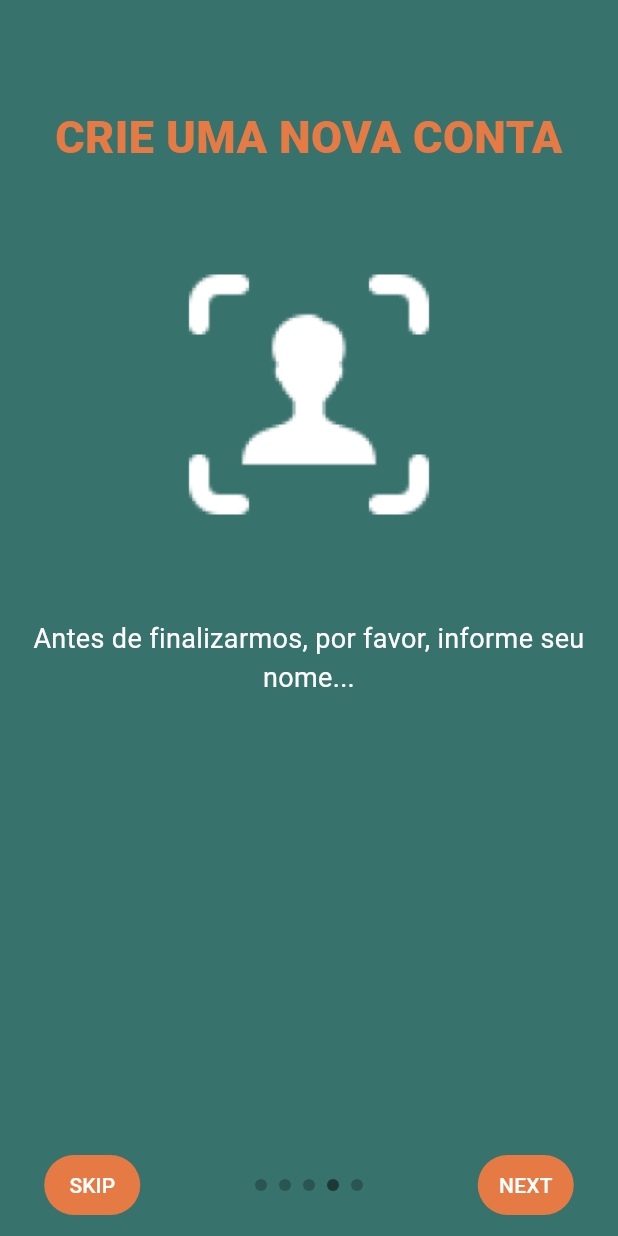
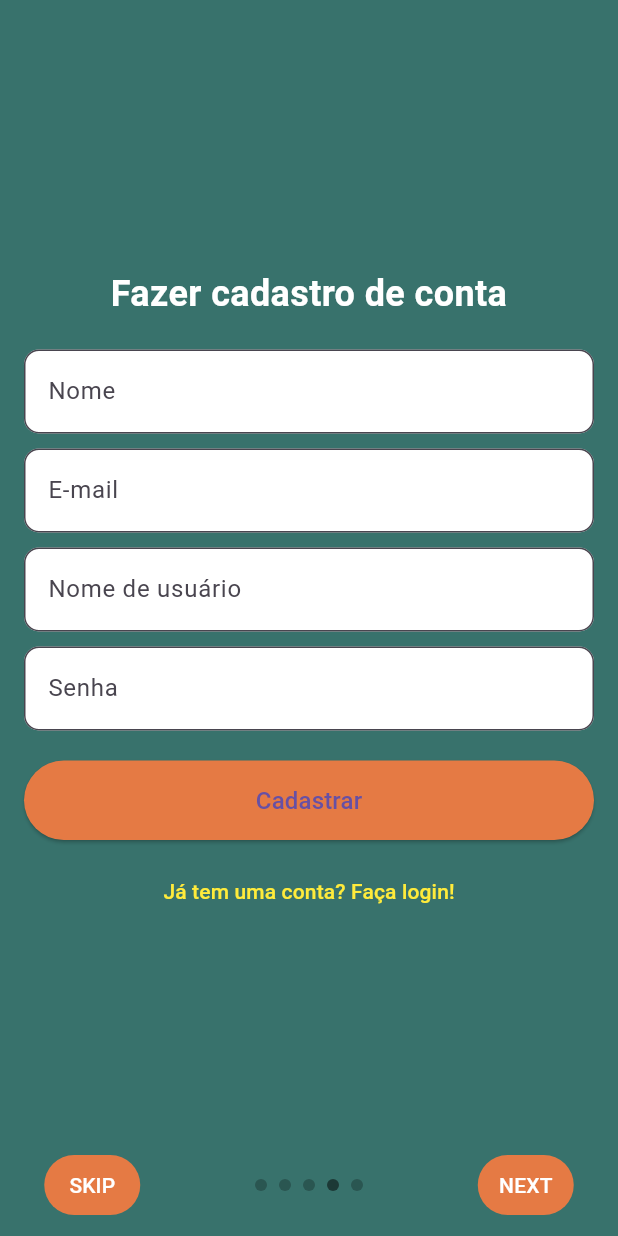
Before and after one commit to Pormiiles/Turisty, a Flutter app: the screen it shows after launch, swiped to page 4, on a phone screen of 412 x 824 dp. Run offline on Flutter 3.47's test engine with Material 3 defaults, Android fonts, the light colour scheme and no system bars; drawn by our look-alikes of intro_slider; our stand-ins replace google_maps_flutter.

Commit message:
Criando tela de cadastro de user

```diff
--- a/lib/main.dart
+++ b/lib/main.dart
@@ -3,6 +3,7 @@ import 'dart:developer';
 import 'package:flutter/material.dart';
 import 'package:intro_slider/intro_slider.dart';
 import 'package:turisty/home.dart';
+import 'package:turisty/register.dart';
 
 void main() {
   runApp(MyApp());
@@ -78,16 +79,8 @@ class _IntroScreenDefaultState extends State<IntroScreenDefault> {
       ),
     );
     listContentConfig.add(
-      const ContentConfig(
-        title: "CRIE UMA NOVA CONTA",
-        styleTitle: TextStyle(
-          color: Color(0xffE57A44),
-          fontWeight: FontWeight.w900,
-          fontSize: 30
-        ),
-        description:
-            "Antes de finalizarmos, por favor, informe seu nome...",
-        pathImage: "lib/assets/images/Client Management.png",
+      ContentConfig(
+        centerWidget: SignupScreen(),
         backgroundColor: Color(0xff38726C),
       ),
     );
--- /dev/null
+++ b/lib/register.dart
@@ -0,0 +1,104 @@
+import 'package:flutter/material.dart';
+import 'package:turisty/login.dart';
+
+class SignupScreen extends StatelessWidget {
+  @override
+  Widget build(BuildContext context) {
+    return Center(
+      child: SingleChildScrollView(
+        child: Padding(
+          padding: const EdgeInsets.all(16.0),
+          child: Column(
+            mainAxisSize: MainAxisSize.min,
+            crossAxisAlignment: CrossAxisAlignment.stretch,
+            children: <Widget>[
+              Text(
+                "Fazer cadastro de conta",
+                textAlign: TextAlign.center,
+                style: TextStyle(
+                  fontSize: 24,
+                  color: Colors.white,
+                  fontWeight: FontWeight.bold,
+                ),
+              ),
+              SizedBox(height: 20),
+              TextField(
+                decoration: InputDecoration(
+                  labelText: 'Nome',
+                  fillColor: Colors.white,
+                  filled: true,
+                  border: OutlineInputBorder(
+                    borderRadius: BorderRadius.circular(10),
+                  ),
+                ),
+              ),
+              SizedBox(height: 10),
+              TextField(
+                decoration: InputDecoration(
+                  labelText: 'E-mail',
+                  fillColor: Colors.white,
+                  filled: true,
+                  border: OutlineInputBorder(
+                    borderRadius: BorderRadius.circular(10),
+                  ),
+                ),
+              ),
+              SizedBox(height: 10),
+              TextField(
+                decoration: InputDecoration(
+                  labelText: 'Nome de usuário',
+                  fillColor: Colors.white,
+                  filled: true,
+                  border: OutlineInputBorder(
+                    borderRadius: BorderRadius.circular(10),
+                  ),
+                ),
+              ),
+              SizedBox(height: 10),
+              TextField(
+                decoration: InputDecoration(
+                  labelText: 'Senha',
+                  fillColor: Colors.white,
+                  filled: true,
+                  border: OutlineInputBorder(
+                    borderRadius: BorderRadius.circular(10),
+                  ),
+                ),
+              ),
+              SizedBox(height: 20),
+              ElevatedButton(
+                onPressed: () {
+                  // tem que adicionar a logica pra cadastrar aqui
+                },
+                style: ElevatedButton.styleFrom(
+                  backgroundColor: Color(0xffE57A44),
+                  padding: EdgeInsets.symmetric(vertical: 15),
+                ),
+                child: Text(
+                  "Cadastrar",
+                  style: TextStyle(fontSize: 16),
+                ),
+              ),
+              SizedBox(height: 10),
+              TextButton(
+                onPressed: () {
+                  Navigator.push(
+                  context,
+                  MaterialPageRoute(builder: (context) => LoginScreen()),
+                );
+                },
+                child: Text(
+                  "Já tem uma conta? Faça login!",
+                  style: TextStyle(
+                    color: Colors.yellow,
+                    fontSize: 14,
+                  ),
+                ),
+              ),
+            ],
+          ),
+        ),
+      ),
+    );
+  }
+}
```
